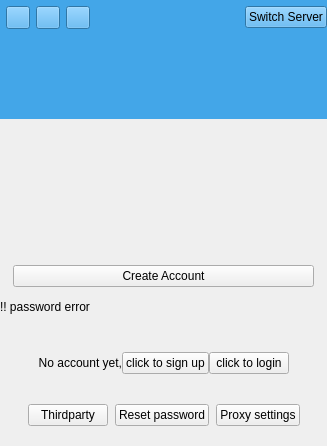
Above: src/ui/wizLoginDialog.ui from WizTeam/WizQTClient before the change. Below: the same form after it.
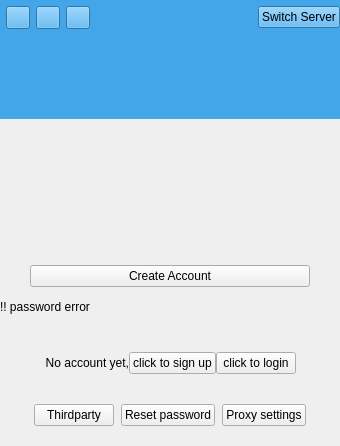
That is the form after the change. The open tabs and pages were chosen to show the change. Custom widgets are drawn as their Qt base class.

```diff
--- a/src/ui/wizLoginDialog.ui
+++ b/src/ui/wizLoginDialog.ui
@@ -444,8 +444,8 @@
            </property>
            <property name="sizeHint" stdset="0">
             <size>
-             <width>13</width>
-             <height>10</height>
+             <width>30</width>
+             <height>20</height>
             </size>
            </property>
           </spacer>
@@ -499,7 +499,7 @@
              </property>
              <property name="sizeHint" stdset="0">
               <size>
-               <width>301</width>
+               <width>20</width>
                <height>20</height>
               </size>
              </property>
@@ -513,11 +513,17 @@
              <item>
               <widget class="CWizImageButton" name="btn_singUp">
                <property name="sizePolicy">
-                <sizepolicy hsizetype="Minimum" vsizetype="Maximum">
+                <sizepolicy hsizetype="Minimum" vsizetype="Preferred">
                  <horstretch>0</horstretch>
                  <verstretch>0</verstretch>
                 </sizepolicy>
                </property>
+               <property name="minimumSize">
+                <size>
+                 <width>280</width>
+                 <height>0</height>
+                </size>
+               </property>
                <property name="text">
                 <string>Create Account</string>
                </property>
@@ -534,8 +540,8 @@
            </property>
            <property name="sizeHint" stdset="0">
             <size>
-             <width>13</width>
-             <height>10</height>
+             <width>30</width>
+             <height>20</height>
             </size>
            </property>
           </spacer>
```
Left out of the diff: 12 changed lines with no effect on the pictures.
